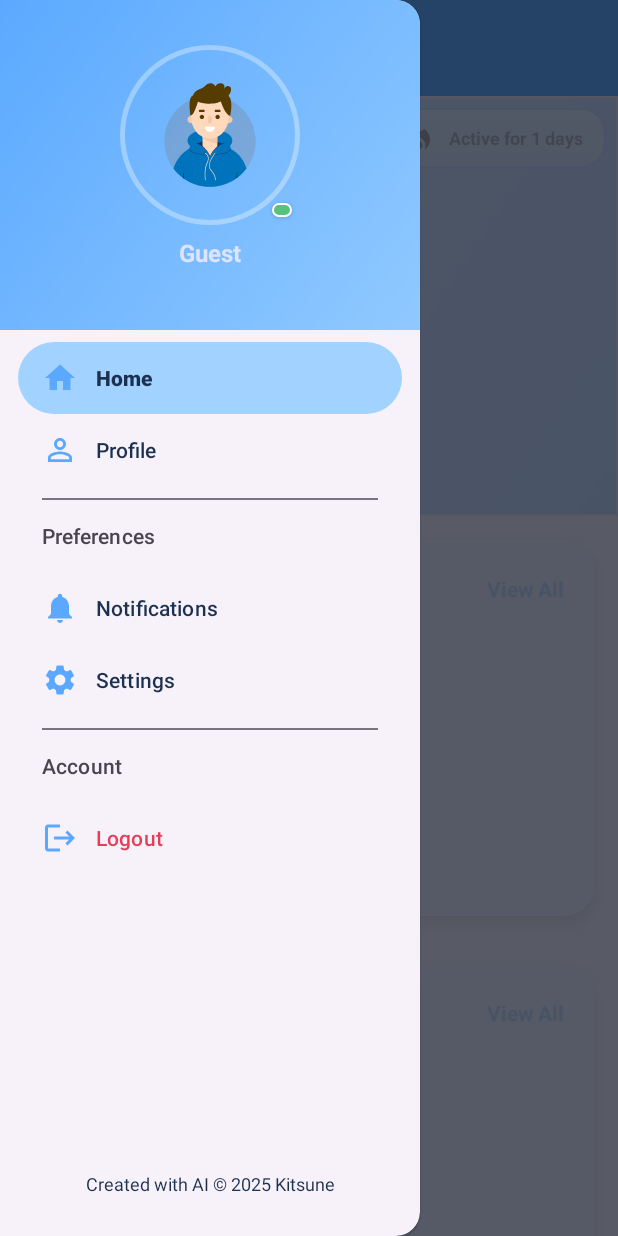
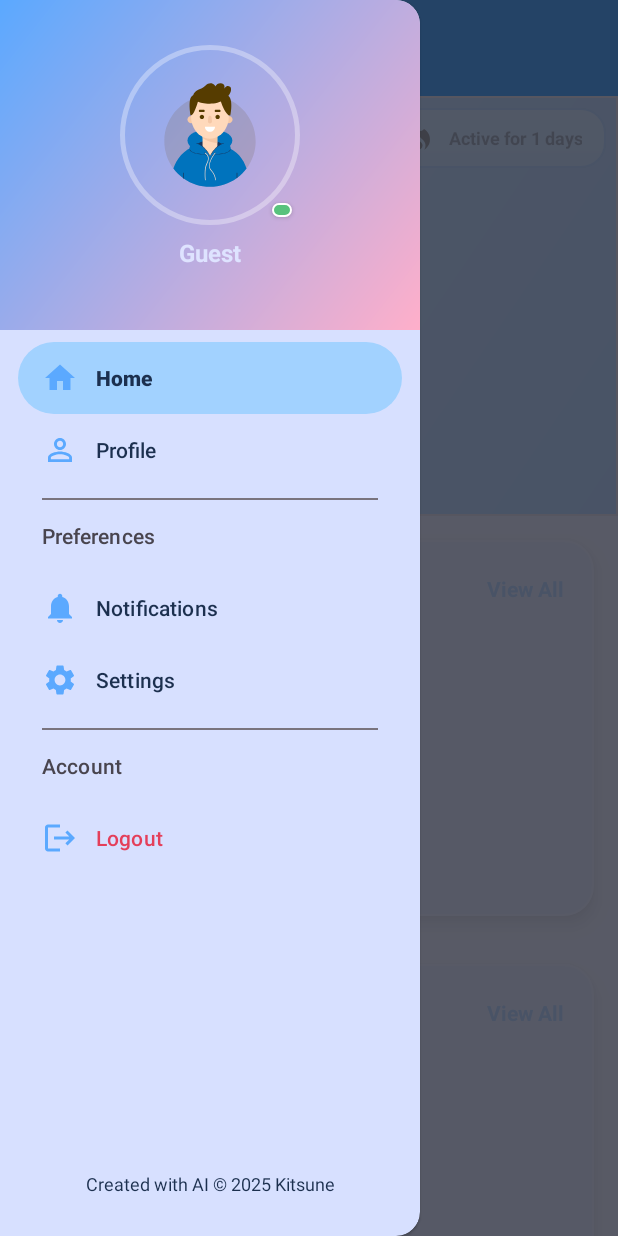
Before and after one commit to Kitsune-mizu/Project-App-UI-UX, an Android app: the MainActivity screen opened directly, with no data from a screen before it, with the side drawer open, on a phone screen of 412 x 824 dp. Run offline under Robolectric (Android 15) with nearby library versions, the phone set to English and light mode, and no system bars; our stand-ins replace Shimmer; pictures from the network do not load; Roboto replaces fonts that are not available here; 1 statement that could not run was skipped.

Commit message:
Update and Scynchrone

```diff
--- a/app/src/main/res/drawable/gradient_overlay.xml
+++ b/app/src/main/res/drawable/gradient_overlay.xml
@@ -2,6 +2,6 @@
 <shape xmlns:android="http://schemas.android.com/apk/res/android">
     <gradient
         android:angle="90"
-        android:startColor="#80000000"
-        android:endColor="#00000000" />
+        android:startColor="@color/md_theme_light_tertiary_container"
+        android:endColor="@color/md_theme_light_primary" />
 </shape>
--- a/app/src/main/res/drawable/nav_header_gradient.xml
+++ b/app/src/main/res/drawable/nav_header_gradient.xml
@@ -3,7 +3,7 @@
     android:shape="rectangle">
 
     <gradient
-        android:startColor="@color/md_theme_light_primary_container"
+        android:startColor="@color/md_theme_light_tertiary_container"
         android:endColor="@color/md_theme_light_primary"
         android:angle="135" />
 </shape>
--- a/app/src/main/res/layout/activity_main.xml
+++ b/app/src/main/res/layout/activity_main.xml
@@ -41,6 +41,7 @@
         android:layout_gravity="start"
         app:headerLayout="@layout/nav_header"
         app:menu="@menu/nav_menu_main"
+        android:background="?attr/colorOnPrimary"
         app:itemIconTint="?attr/colorPrimary"
         app:itemTextColor="?attr/colorOnSurface" />
 
--- a/app/src/main/res/layout/activity_note.xml
+++ b/app/src/main/res/layout/activity_note.xml
@@ -5,13 +5,13 @@
     xmlns:tools="http://schemas.android.com/tools"
     android:layout_width="match_parent"
     android:layout_height="match_parent"
-    android:background="?attr/colorSurfaceContainerLow">
+    android:background="@color/md_theme_light_surface">
 
     <com.google.android.material.appbar.AppBarLayout
         android:id="@+id/app_bar_layout"
         android:layout_width="match_parent"
         android:layout_height="wrap_content"
-        android:background="?attr/colorSurfaceContainerLow"
+        android:background="@color/md_theme_light_surface"
         app:elevation="0dp">
 
         <LinearLayout
--- a/app/src/main/res/values/styles.xml
+++ b/app/src/main/res/values/styles.xml
@@ -82,7 +82,9 @@
     <style name="VerticalDivider">
         <item name="android:layout_width">1dp</item>
         <item name="android:layout_height">match_parent</item>
-        <item name="android:background">#E0E0E0</item> <item name="android:layout_marginVertical">8dp</item>
+        <item name="android:background">#E0E0E0</item>
+        <item name="android:layout_marginTop">8dp</item>
+        <item name="android:layout_marginBottom">8dp</item>
     </style>
 
     <!-- Menu Note-->
```
Also changed, not shown: app/src/main/res/drawable/bg_search_rounded.xml (+8 -6 lines).
